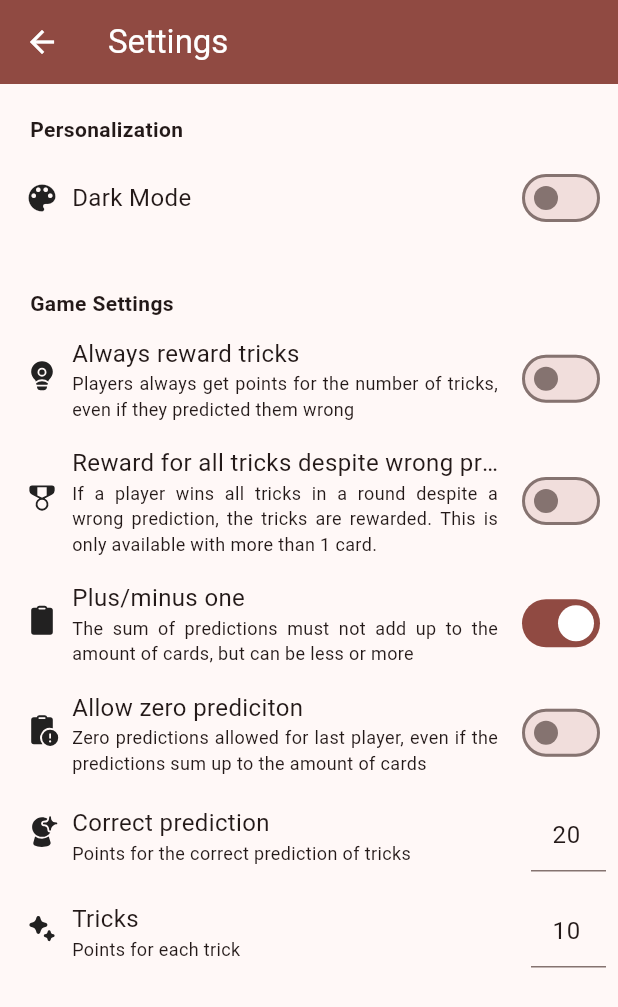
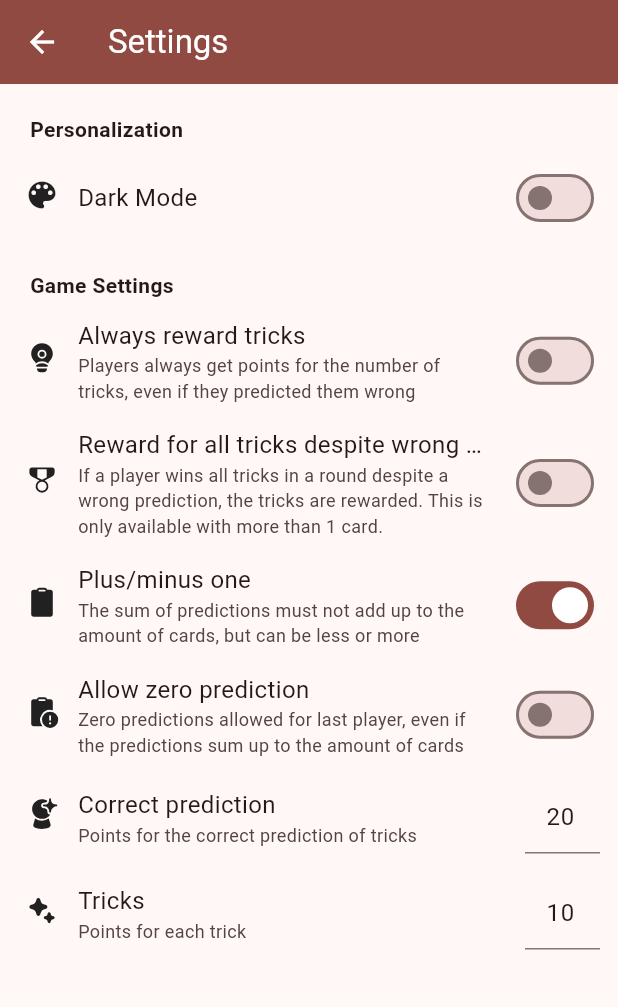
Before and after one commit to BuildmodeOne/wizard_points, a Flutter app: the screen it shows after launch, after a tap on the "settings" icon, on a phone screen of 412 x 824 dp. Shown: the top 1007 px of the screen. Run offline on Flutter 3.47's test engine with Material 2 defaults, Android fonts, the phone set to English and light mode, and no system bars; our stand-ins replace confetti, fluentui_system_icons, localstorage, numberpicker, shared_preferences.

Commit message:
restructured settings code

```diff
--- a/lib/screens/settings/settings.dart
+++ b/lib/screens/settings/settings.dart
@@ -18,9 +18,6 @@ class SettingsScreen extends StatefulWidget {
 class _SettingsScreenState extends State<SettingsScreen> {
   @override
   Widget build(BuildContext context) {
-    var headerSize = 16.0;
-    var explainSize = 12.0;
-
     var settings = widget.settings;
 
     var storage = LocalStorage('wizard_points');
@@ -40,35 +37,21 @@ class _SettingsScreenState extends State<SettingsScreen> {
                   : Theme.of(context).colorScheme.onPrimary,
               elevation: 5,
             ),
-            body: Padding(
-              padding: const EdgeInsets.all(8.0),
+            body: SingleChildScrollView(
+              padding: const EdgeInsets.only(
+                top: 8.0,
+                left: 8,
+                right: 12,
+                bottom: 32,
+              ),
               child: Column(
                 crossAxisAlignment: CrossAxisAlignment.start,
                 children: [
-                  // PERSONALISATION SETTINGS
-                  const Padding(
-                    padding: EdgeInsets.all(12.0),
-                    child: Text(
-                      'Personalization',
-                      style: TextStyle(
-                        fontWeight: FontWeight.bold,
-                      ),
-                    ),
-                  ),
-                  Row(
-                    crossAxisAlignment: CrossAxisAlignment.center,
+                  SettingsGroup(
+                    title: 'Personalization',
                     children: [
-                      const Padding(
-                        padding: EdgeInsets.symmetric(horizontal: 8.0),
-                        child: Icon(Icons.color_lens_rounded),
-                      ),
-                      Expanded(
-                        child: Text('Dark Mode',
-                            style: TextStyle(
-                              fontSize: headerSize,
-                            )),
-                      ),
-                      Switch(
+                      SettingsSwitch(
+                        title: 'Dark Mode',
                         value: themeNotifier.isDark,
                         onChanged: (value) async {
                           themeNotifier.setTheme(value);
@@ -76,58 +59,24 @@ class _SettingsScreenState extends State<SettingsScreen> {
                           final prefs = await SharedPreferences.getInstance();
                           prefs.setBool('theme', themeNotifier.isDark);
                         },
-                      )
+                        icon: Icons.color_lens_rounded,
+                      ),
                     ],
                   ),
+
                   const Padding(
-                    padding: EdgeInsets.all(12.0),
+                    padding: EdgeInsets.all(6.0),
                   ),
 
                   // GAME SETTINGS
-                  const Padding(
-                    padding: EdgeInsets.all(12.0),
-                    child: Text(
-                      'Game Settings',
-                      style: TextStyle(
-                        fontWeight: FontWeight.bold,
-                      ),
-                    ),
-                  ),
-
+                  SettingsGroup(
+                    title: 'Game Settings',
+                    children: [
                       // reward only if correct
-                  Row(
-                    crossAxisAlignment: CrossAxisAlignment.center,
-                    children: [
-                      const Padding(
-                        padding:
-                            EdgeInsets.only(left: 8.0, right: 8.0, bottom: 4.0),
-                        child: Icon(FluentIcons.lightbulb_person_20_filled),
-                      ),
-                      Expanded(
-                        child: Column(
-                          crossAxisAlignment: CrossAxisAlignment.start,
-                          children: [
-                            const Text(
-                              'Always reward tricks',
-                              overflow: TextOverflow.ellipsis,
-                              style: TextStyle(
-                                fontSize: 16,
-                              ),
-                            ),
-                            Text(
+                      SettingsSwitch(
+                        title: 'Always reward tricks',
+                        description:
                             'Players always get points for the number of tricks, even if they predicted them wrong',
-                              textAlign: TextAlign.justify,
-                              style: TextStyle(
-                                fontSize: explainSize,
-                              ),
-                            ),
-                          ],
-                        ),
-                      ),
-                      const Padding(
-                        padding: EdgeInsets.only(right: 12),
-                      ),
-                      Switch(
                         value: settings.alwaysRewardTricks,
                         onChanged: (value) {
                           settings.alwaysRewardTricks = value;
@@ -135,52 +84,20 @@ class _SettingsScreenState extends State<SettingsScreen> {
 
                           setState(() {});
                         },
-                      )
-                    ],
+                        icon: FluentIcons.lightbulb_person_20_filled,
                       ),
 
                       // reward if player gets all tricks
-                  const Padding(
-                    padding: EdgeInsets.all(8.0),
-                  ),
                       IgnorePointer(
                         ignoring: settings.alwaysRewardTricks,
                         child: AnimatedOpacity(
                           opacity: !settings.alwaysRewardTricks ? 1 : 0.3,
                           duration: const Duration(milliseconds: 250),
-                      child: Row(
-                        crossAxisAlignment: CrossAxisAlignment.center,
-                        children: [
-                          const Padding(
-                            padding: EdgeInsets.only(
-                                left: 8.0, right: 8.0, bottom: 4.0),
-                            child: Icon(FluentIcons.reward_20_filled),
-                          ),
-                          Expanded(
-                            child: Column(
-                              crossAxisAlignment: CrossAxisAlignment.start,
-                              children: [
-                                const Text(
+                          child: SettingsSwitch(
+                            title:
                                 'Reward for all tricks despite wrong prediction',
-                                  overflow: TextOverflow.ellipsis,
-                                  style: TextStyle(
-                                    fontSize: 16,
-                                  ),
-                                ),
-                                Text(
+                            description:
                                 'If a player wins all tricks in a round despite a wrong prediction, the tricks are rewarded. This is only available with more than 1 card.',
-                                  textAlign: TextAlign.justify,
-                                  style: TextStyle(
-                                    fontSize: explainSize,
-                                  ),
-                                ),
-                              ],
-                            ),
-                          ),
-                          const Padding(
-                            padding: EdgeInsets.only(right: 12),
-                          ),
-                          Switch(
                             value: settings.rewardAllTricksDespitePrediction &&
                                 !settings.alwaysRewardTricks,
                             onChanged: (value) {
@@ -189,50 +106,16 @@ class _SettingsScreenState extends State<SettingsScreen> {
 
                               setState(() {});
                             },
-                          )
-                        ],
+                            icon: FluentIcons.reward_20_filled,
                           ),
                         ),
                       ),
 
-                  const Padding(
-                    padding: EdgeInsets.all(8.0),
-                  ),
-
                       // plus minus one
-                  Row(
-                    crossAxisAlignment: CrossAxisAlignment.center,
-                    children: [
-                      const Padding(
-                        padding:
-                            EdgeInsets.only(left: 8.0, right: 8.0, bottom: 4.0),
-                        child: Icon(FluentIcons.clipboard_20_filled),
-                      ),
-                      Expanded(
-                        child: Column(
-                          crossAxisAlignment: CrossAxisAlignment.start,
-                          children: [
-                            const Text(
-                              'Plus/minus one',
-                              overflow: TextOverflow.ellipsis,
-                              style: TextStyle(
-                                fontSize: 16,
-                              ),
-                            ),
-                            Text(
+                      SettingsSwitch(
+                        title: 'Plus/minus one',
+                        description:
                             'The sum of predictions must not add up to the amount of cards, but can be less or more',
-                              textAlign: TextAlign.justify,
-                              style: TextStyle(
-                                fontSize: explainSize,
-                              ),
-                            ),
-                          ],
-                        ),
-                      ),
-                      const Padding(
-                        padding: EdgeInsets.only(right: 12),
-                      ),
-                      Switch(
                         value: settings.plusMinusOneVariant,
                         onChanged: (value) {
                           settings.plusMinusOneVariant = value;
@@ -240,52 +123,19 @@ class _SettingsScreenState extends State<SettingsScreen> {
 
                           setState(() {});
                         },
-                      )
-                    ],
+                        icon: FluentIcons.clipboard_20_filled,
                       ),
 
                       // always allow 0 predictions for last player even if the sum == currentRound
-                  const Padding(
-                    padding: EdgeInsets.all(8.0),
-                  ),
                       IgnorePointer(
                         ignoring: !settings.plusMinusOneVariant,
                         child: AnimatedOpacity(
                           opacity: settings.plusMinusOneVariant ? 1 : 0.3,
                           duration: const Duration(milliseconds: 250),
-                      child: Row(
-                        crossAxisAlignment: CrossAxisAlignment.center,
-                        children: [
-                          const Padding(
-                            padding: EdgeInsets.only(
-                                left: 8.0, right: 8.0, bottom: 4.0),
-                            child: Icon(FluentIcons.clipboard_error_20_filled),
-                          ),
-                          Expanded(
-                            child: Column(
-                              crossAxisAlignment: CrossAxisAlignment.start,
-                              children: [
-                                const Text(
-                                  'Allow zero prediciton',
-                                  overflow: TextOverflow.ellipsis,
-                                  style: TextStyle(
-                                    fontSize: 16,
-                                  ),
-                                ),
-                                Text(
+                          child: SettingsSwitch(
+                            title: 'Allow zero prediction',
+                            description:
                                 'Zero predictions allowed for last player, even if the predictions sum up to the amount of cards',
-                                  textAlign: TextAlign.justify,
-                                  style: TextStyle(
-                                    fontSize: explainSize,
-                                  ),
-                                ),
-                              ],
-                            ),
-                          ),
-                          const Padding(
-                            padding: EdgeInsets.only(right: 12),
-                          ),
-                          Switch(
                             value: settings.allowZeroPrediction &&
                                 settings.plusMinusOneVariant,
                             onChanged: (value) {
@@ -294,59 +144,19 @@ class _SettingsScreenState extends State<SettingsScreen> {
 
                               setState(() {});
                             },
-                          )
-                        ],
+                            icon: FluentIcons.clipboard_error_20_filled,
                           ),
                         ),
                       ),
 
-                  const Padding(
-                    padding: EdgeInsets.all(8.0),
-                  ),
                       // points for correct prediction
-                  Row(
-                    crossAxisAlignment: CrossAxisAlignment.center,
-                    children: [
-                      const Padding(
-                        padding:
-                            EdgeInsets.only(left: 8.0, right: 8.0, bottom: 4.0),
-                        child: Icon(FluentIcons.predictions_20_filled),
-                      ),
-                      Expanded(
-                        child: Column(
-                          crossAxisAlignment: CrossAxisAlignment.start,
-                          children: [
-                            const Text(
-                              'Correct prediction',
-                              overflow: TextOverflow.ellipsis,
-                              style: TextStyle(
-                                fontSize: 16,
-                              ),
-                            ),
-                            Text(
+                      SettingsNumberForm(
+                        title: 'Correct prediction',
+                        description:
                             'Points for the correct prediction of tricks',
-                              textAlign: TextAlign.justify,
-                              style: TextStyle(
-                                fontSize: explainSize,
-                              ),
-                            ),
-                          ],
-                        ),
-                      ),
-                      const Padding(
-                        padding: EdgeInsets.only(right: 12),
-                      ),
-                      SizedBox(
-                        width: 50,
-                        child: TextFormField(
-                          textAlign: TextAlign.center,
-                          autocorrect: false,
                         initialValue:
                             settings.pointsForCorrectPrediction.toString(),
-                          keyboardType: TextInputType.number,
-                          inputFormatters: [
-                            FilteringTextInputFormatter.allow(RegExp(r'[0-9]')),
-                          ],
+                        icon: FluentIcons.predictions_20_filled,
                         onChanged: (value) {
                           try {
                             settings.pointsForCorrectPrediction =
@@ -357,55 +167,13 @@ class _SettingsScreenState extends State<SettingsScreen> {
                           } catch (e) {}
                         },
                       ),
-                      ),
-                    ],
-                  ),
-                  const Padding(
-                    padding: EdgeInsets.all(8.0),
-                  ),
+
                       // points for tricks
-                  Row(
-                    crossAxisAlignment: CrossAxisAlignment.center,
-                    children: [
-                      const Padding(
-                        padding:
-                            EdgeInsets.only(left: 8.0, right: 8.0, bottom: 4.0),
-                        child: Icon(FluentIcons.sparkle_20_filled),
-                      ),
-                      Expanded(
-                        child: Column(
-                          crossAxisAlignment: CrossAxisAlignment.start,
-                          children: [
-                            const Text(
-                              'Tricks',
-                              overflow: TextOverflow.ellipsis,
-                              style: TextStyle(
-                                fontSize: 16,
-                              ),
-                            ),
-                            Text(
-                              'Points for each trick',
-                              textAlign: TextAlign.justify,
-                              style: TextStyle(
-                                fontSize: explainSize,
-                              ),
-                            ),
-                          ],
-                        ),
-                      ),
-                      const Padding(
-                        padding: EdgeInsets.only(right: 12),
-                      ),
-                      SizedBox(
-                        width: 50,
-                        child: TextFormField(
-                          textAlign: TextAlign.center,
-                          autocorrect: false,
+                      SettingsNumberForm(
+                        title: 'Tricks',
+                        description: 'Points for each trick',
                         initialValue: settings.pointsForTricks.toString(),
-                          keyboardType: TextInputType.number,
-                          inputFormatters: [
-                            FilteringTextInputFormatter.allow(RegExp(r'[0-9]')),
-                          ],
+                        icon: FluentIcons.sparkle_20_filled,
                         onChanged: (value) {
                           try {
                             settings.pointsForTricks = int.parse(value);
@@ -415,7 +183,6 @@ class _SettingsScreenState extends State<SettingsScreen> {
                           } catch (e) {}
                         },
                       ),
-                      )
                     ],
                   ),
                 ],
@@ -437,3 +204,178 @@ class _SettingsScreenState extends State<SettingsScreen> {
     );
   }
 }
+
+class SettingsGroup extends StatelessWidget {
+  const SettingsGroup({
+    super.key,
+    required this.title,
+    required this.children,
+  });
+
+  final String title;
+  final List<Widget> children;
+
+  @override
+  Widget build(BuildContext context) {
+    return Column(
+      crossAxisAlignment: CrossAxisAlignment.start,
+      children: [
+        SettingsHeader(
+          title: title,
+        ),
+        Wrap(
+          runSpacing: 16,
+          children: children,
+        )
+      ],
+    );
+  }
+}
+
+class SettingsHeader extends StatelessWidget {
+  const SettingsHeader({super.key, required this.title});
+
+  final String title;
+
+  @override
+  Widget build(BuildContext context) {
+    return Padding(
+      padding: const EdgeInsets.all(12.0),
+      child: Text(
+        title,
+        style: const TextStyle(
+          fontWeight: FontWeight.bold,
+        ),
+      ),
+    );
+  }
+}
+
+class SettingsElement extends StatelessWidget {
+  const SettingsElement({
+    super.key,
+    required this.title,
+    this.description,
+    required this.icon,
+    required this.child,
+  });
+
+  final String title;
+  final String? description;
+  final IconData icon;
+  final Widget child;
+
+  @override
+  Widget build(BuildContext context) {
+    var headerSize = 16.0;
+    var explainSize = 12.0;
+
+    return Row(
+      crossAxisAlignment: CrossAxisAlignment.center,
+      children: [
+        Padding(
+          padding: const EdgeInsets.only(left: 8.0, right: 12.0, bottom: 4.0),
+          child: Icon(icon),
+        ),
+        Expanded(
+          child: Column(
+            crossAxisAlignment: CrossAxisAlignment.start,
+            children: [
+              Text(
+                title,
+                overflow: TextOverflow.ellipsis,
+                style: TextStyle(
+                  fontSize: headerSize,
+                ),
+              ),
+              Visibility(
+                visible: description != null,
+                child: Text(
+                  description ?? '',
+                  textAlign: TextAlign.left,
+                  style: TextStyle(
+                    fontSize: explainSize,
+                    color: Theme.of(context).colorScheme.onSurfaceVariant,
+                  ),
+                ),
+              ),
+            ],
+          ),
+        ),
+        const Padding(
+          padding: EdgeInsets.only(right: 12),
+        ),
+        child,
+      ],
+    );
+  }
+}
+
+class SettingsSwitch extends StatelessWidget {
+  const SettingsSwitch({
+    super.key,
+    required this.title,
+    this.description,
+    required this.value,
+    required this.onChanged,
+    required this.icon,
+  });
+
+  final String title;
+  final String? description;
+  final bool value;
+  final IconData icon;
+  final Function(bool) onChanged;
+
+  @override
+  Widget build(BuildContext context) {
+    return SettingsElement(
+      title: title,
+      description: description,
+      icon: icon,
+      child: Switch(
+        value: value,
+        onChanged: onChanged,
+      ),
+    );
+  }
+}
+
+class SettingsNumberForm extends StatelessWidget {
+  const SettingsNumberForm({
+    super.key,
+    required this.title,
+    this.description,
+    required this.initialValue,
+    required this.icon,
+    required this.onChanged,
+  });
+
+  final String title;
+  final String? description;
+  final String initialValue;
+  final IconData icon;
+  final Function(String) onChanged;
+
+  @override
+  Widget build(BuildContext context) {
+    return SettingsElement(
+      title: title,
+      icon: icon,
+      description: description,
+      child: SizedBox(
+        width: 50,
+        child: TextFormField(
+          textAlign: TextAlign.center,
+          autocorrect: false,
+          initialValue: initialValue,
+          keyboardType: TextInputType.number,
+          inputFormatters: [
+            FilteringTextInputFormatter.allow(RegExp(r'[0-9]')),
+          ],
+          onChanged: onChanged,
+        ),
+      ),
+    );
+  }
+}
```
Lines whose indentation alone changed are shown as unchanged.
